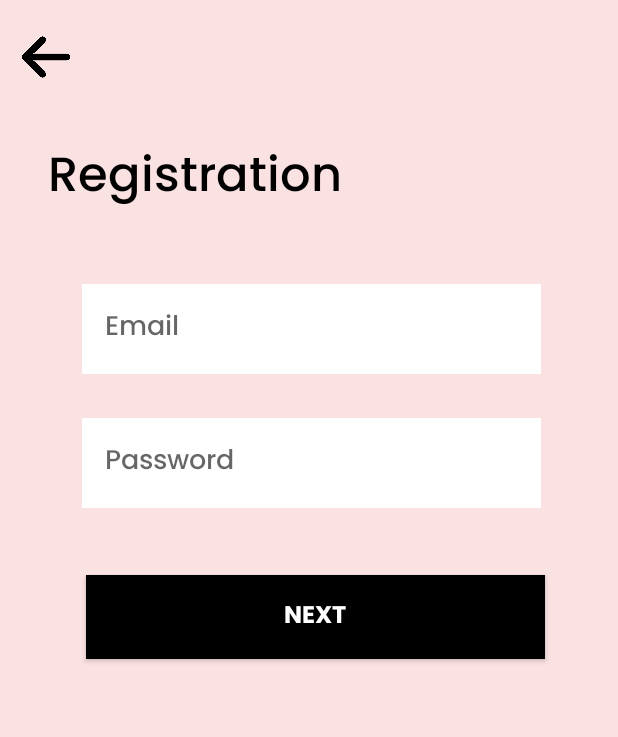
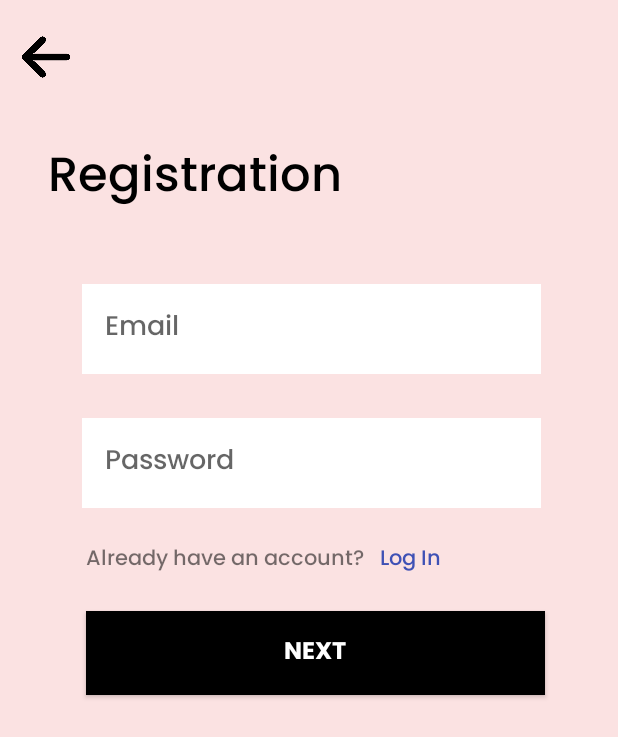
Before and after one commit to fjacquelinegomez/Health-Assistant-Senior-Project, an Android app: the screen it shows after launch (RegisterActivity), after a tap on "REGISTER", on a phone screen of 412 x 824 dp. Shown: the top 737 px of the screen. Run offline under Robolectric (Android 15) with nearby library versions, the phone set to English and light mode, and no system bars; our stand-ins replace Firebase (no records; nobody signed in at launch, a user with empty details on screens opened directly).

Commit message:
Log Out + Persistent Session + Minor frontend changes

```diff
--- a/app/src/main/java/com/example/healthassistant/MainActivity.java
+++ b/app/src/main/java/com/example/healthassistant/MainActivity.java
@@ -2,6 +2,7 @@ package com.example.healthassistant;
 
 import android.content.Intent;
 import android.os.Bundle;
+import android.util.Log;
 import android.view.View;
 import android.widget.Button;
 
@@ -11,12 +12,13 @@ import androidx.core.graphics.Insets;
 import androidx.core.view.ViewCompat;
 import androidx.core.view.WindowInsetsCompat;
 
+import com.google.firebase.auth.FirebaseAuth;
+import com.google.firebase.auth.FirebaseUser;
 import com.google.firebase.database.DatabaseReference;
 import com.google.firebase.database.FirebaseDatabase;
 
 public class MainActivity extends AppCompatActivity {
-
-
+    private FirebaseAuth mAuth;
     private Button login_btn;
     private Button register_btn;
 
@@ -54,16 +56,20 @@ public class MainActivity extends AppCompatActivity {
             }
         });
 
-
-
-
         ViewCompat.setOnApplyWindowInsetsListener(findViewById(R.id.main), (v, insets) -> {
             Insets systemBars = insets.getInsets(WindowInsetsCompat.Type.systemBars());
             v.setPadding(systemBars.left, systemBars.top, systemBars.right, systemBars.bottom);
             return insets;
         });
 
-
+        // Keeps the user signed in if they already have
+        mAuth = FirebaseAuth.getInstance();
+        FirebaseUser currentUser = mAuth.getCurrentUser();
+        if (currentUser != null) {
+            Log.d("AuthUser", "User is already signed in: " + currentUser.getEmail());
+            startActivity(new Intent(MainActivity.this, Homescreen.class));
+            finish();
+        }
 
     }
 }
--- a/app/src/main/java/com/example/healthassistant/RegisterActivity.java
+++ b/app/src/main/java/com/example/healthassistant/RegisterActivity.java
@@ -7,6 +7,7 @@ import android.view.View;
 import android.widget.Button;
 import android.widget.EditText;
 import android.widget.ImageButton;
+import android.widget.TextView;
 import android.widget.Toast;
 
 import androidx.activity.EdgeToEdge;
@@ -49,6 +50,14 @@ public class RegisterActivity extends AppCompatActivity {
             }
         });
 
+        TextView logInRedirectButton = findViewById(R.id.logInRedirect);
+        logInRedirectButton.setOnClickListener(new View.OnClickListener() {
+            @Override
+            public void onClick(View v){
+                startActivity(new Intent(RegisterActivity.this, LoginActivity.class));
+            }
+        });
+
         //logic for once the user presses the next button
         Button next_btn = findViewById(R.id.nextButton);
         next_btn.setOnClickListener(new View.OnClickListener() {
@@ -76,10 +85,6 @@ public class RegisterActivity extends AppCompatActivity {
                         }
                     });
                 }
-                /*
-                Intent intent=new Intent(RegisterActivity.this,RegisterActivity2.class);
-                startActivity(intent);
-                 */
             }
         });
     }
--- a/app/src/main/res/layout/activity_register.xml
+++ b/app/src/main/res/layout/activity_register.xml
@@ -8,6 +8,33 @@
     android:background="#FBE2E2"
     tools:context=".RegisterActivity">
 
+
+    <TextView
+        android:id="@+id/logInRedirect"
+        android:layout_width="wrap_content"
+        android:layout_height="wrap_content"
+        android:fontFamily="@font/poppins_medium"
+        android:text="Log In"
+        android:textColor="#3F51B5"
+        app:layout_constraintBottom_toBottomOf="parent"
+        app:layout_constraintEnd_toEndOf="parent"
+        app:layout_constraintHorizontal_bias="0.682"
+        app:layout_constraintStart_toStartOf="parent"
+        app:layout_constraintTop_toTopOf="parent"
+        app:layout_constraintVertical_bias="0.452" />
+
+    <TextView
+        android:id="@+id/alreadyHaveAnAccountText"
+        android:layout_width="wrap_content"
+        android:layout_height="wrap_content"
+        android:fontFamily="@font/poppins_medium"
+        android:text="Already have an account?"
+        app:layout_constraintBottom_toBottomOf="parent"
+        app:layout_constraintEnd_toEndOf="parent"
+        app:layout_constraintHorizontal_bias="0.254"
+        app:layout_constraintStart_toStartOf="parent"
+        app:layout_constraintTop_toTopOf="parent"
+        app:layout_constraintVertical_bias="0.452" />
 
     <Button
         android:id="@+id/nextButton"
@@ -23,7 +50,7 @@
         app:layout_constraintHorizontal_bias="0.542"
         app:layout_constraintStart_toStartOf="parent"
         app:layout_constraintTop_toTopOf="parent"
-        app:layout_constraintVertical_bias="0.499" />
+        app:layout_constraintVertical_bias="0.53" />
 
     <TextView
         android:id="@+id/registrationText"
```
Also changed, not shown: app/src/main/java/com/example/healthassistant/LoginActivity.java (+10 -1 lines), app/src/main/java/com/example/healthassistant/RegisterActivity2.java (+10 -0 lines), app/src/main/java/com/example/healthassistant/Settings.java (+14 -0 lines), app/src/main/res/layout/activity_login2.xml (+33 -7 lines), app/src/main/res/layout/activity_main.xml (+4 -4 lines), app/src/main/res/layout/activity_register2.xml (+13 -42 lines), app/src/main/res/layout/activity_settings.xml (+17 -2 lines).
